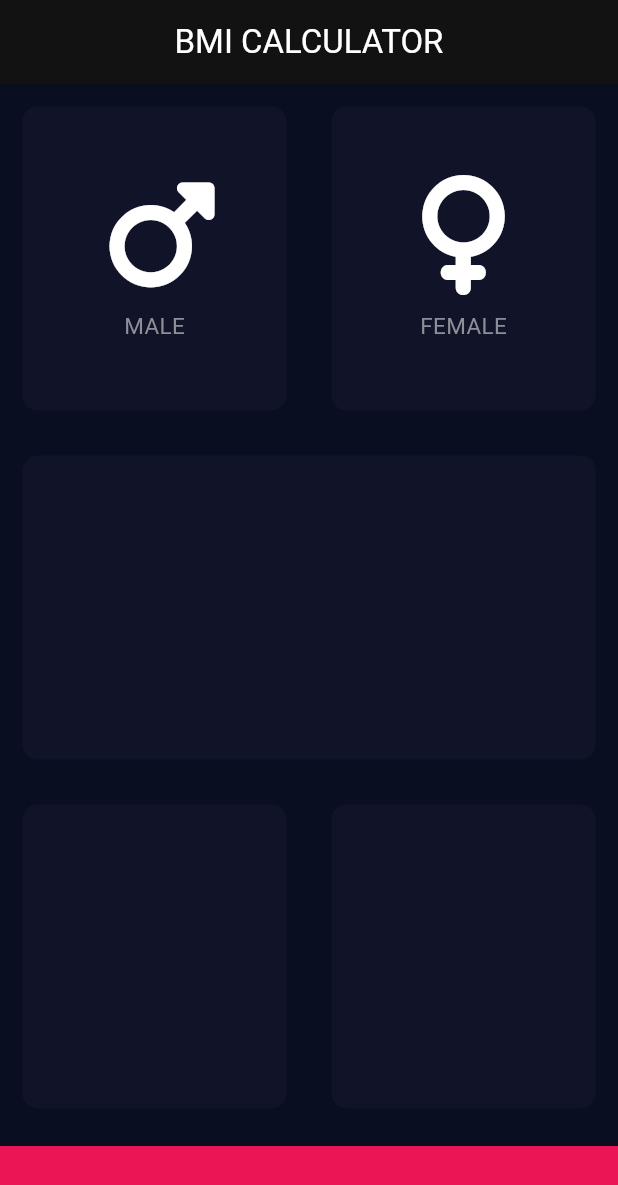
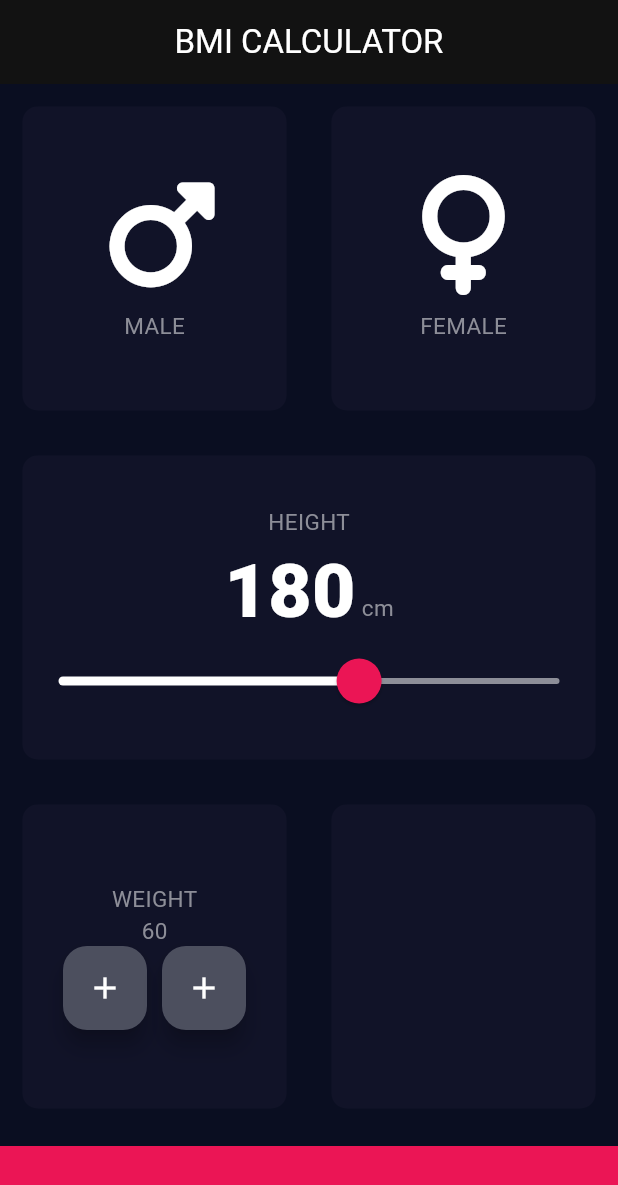
Before and after one commit to Yutarop/bmi_calc_app, a Flutter app: the screen it shows after launch, on a phone screen of 412 x 824 dp. Shown: the top 1185 px of the screen. Run offline on Flutter 3.47's test engine with Material 3 defaults, Android fonts, the phone set to English and light mode, and no system bars; our stand-ins replace font_awesome_flutter.

Commit message:
add new buttons at the bottom that have user's weight

```diff
--- a/lib/constants.dart
+++ b/lib/constants.dart
@@ -1,11 +1,16 @@
 import 'package:flutter/material.dart';
 
-const labelTextStyle = TextStyle(
+const kLabelTextStyle = TextStyle(
     fontSize: 15,
     color: Color(0xFF8D8E98)
 );
 
-const bottomContainerHeight = 60.0;
-const activeCardColor = Color(0xFF1D1E33);
-const inactiveCardColor = Color(0xFF111328);
-const bottomContainerColor = Color(0xFFEB1555);
+const kLabelTextStyleMiddle = TextStyle(
+  fontSize: 50.0,
+  fontWeight: FontWeight.w900,
+);
+
+const kBottomContainerHeight = 60.0;
+const kActiveCardColor = Color(0xFF1D1E33);
+const kInactiveCardColor = Color(0xFF111328);
+const kBottomContainerColor = Color(0xFFEB1555);
--- a/lib/icon_content.dart
+++ b/lib/icon_content.dart
@@ -1,9 +1,5 @@
 import 'package:flutter/material.dart';
-
-const labelTextStyle = TextStyle(
-    fontSize: 15,
-    color: Color(0xFF8D8E98)
-);
+import 'constants.dart';
 
 class IconContent extends StatelessWidget {
 
@@ -30,7 +26,7 @@ class IconContent extends StatelessWidget {
         ),
         Text(
           iconText,
-          style: labelTextStyle,
+          style: kLabelTextStyle,
         )
       ],
     );
--- a/lib/input_page.dart
+++ b/lib/input_page.dart
@@ -2,11 +2,7 @@ import 'package:flutter/material.dart';
 import 'package:font_awesome_flutter/font_awesome_flutter.dart';
 import 'icon_content.dart';
 import 'reusable_card.dart';
-
-const bottomContainerHeight = 60.0;
-const activeCardColor = Color(0xFF1D1E33);
-const inactiveCardColor = Color(0xFF111328);
-const bottomContainerColor = Color(0xFFEB1555);
+import 'constants.dart';
 
 enum GenderType {male, female,}
 
@@ -19,6 +15,8 @@ class InputPage extends StatefulWidget {
 class _InputPageState extends State<InputPage> {
 
   GenderType? selectedGender;
+  int height = 180;
+  int weight = 60;
 
   @override
   Widget build(BuildContext context) {
@@ -33,7 +31,7 @@ class _InputPageState extends State<InputPage> {
               children: [
                 Expanded(
                   child: ReusableCard(
-                      colour: selectedGender == GenderType.male ? activeCardColor : inactiveCardColor,
+                      colour: selectedGender == GenderType.male ? kActiveCardColor : kInactiveCardColor,
                     cardChild: IconContent(iconText: 'MALE', iconShape: FontAwesomeIcons.mars, shouldApplyPadding: true,),
                     onPress: (){
                         setState(() {
@@ -44,7 +42,7 @@ class _InputPageState extends State<InputPage> {
                 ),
                 Expanded(
                   child: ReusableCard(
-                    colour: selectedGender == GenderType.female ? activeCardColor : inactiveCardColor,
+                    colour: selectedGender == GenderType.female ? kActiveCardColor : kInactiveCardColor,
                     cardChild: IconContent(iconText: 'FEMALE', iconShape: FontAwesomeIcons.venus, shouldApplyPadding: false,),
                     onPress: (){
                       setState(() {
@@ -57,28 +55,135 @@ class _InputPageState extends State<InputPage> {
             ),
           ),
           Expanded(
-            child: ReusableCard(colour: inactiveCardColor,),
+            child: ReusableCard(
+              colour: kInactiveCardColor,
+              cardChild: Column(
+                mainAxisAlignment: MainAxisAlignment.center,
+                children: [
+                  Container(
+                    padding: EdgeInsets.only(top: 5),
+                    child: Text(
+                      'HEIGHT',
+                    style: kLabelTextStyle,
+                    ),
+                  ),
+                  Row(
+                    mainAxisAlignment: MainAxisAlignment.center,
+                    crossAxisAlignment: CrossAxisAlignment.baseline,
+                    textBaseline: TextBaseline.alphabetic,
+                    children: [
+                      Text(
+                        height.toString(),
+                        style: kLabelTextStyleMiddle,
+                      ),
+                      Text(
+                        ' cm',
+                        style: kLabelTextStyle,
+                      ),
+                    ],
+                  ),
+                  SliderTheme(
+                    data: SliderTheme.of(context).copyWith(
+                      thumbColor: Color(0xFFEB1555),
+                      activeTrackColor: Colors.white,
+                      inactiveTrackColor: Color(0xFF8D8E98),
+                      overlayColor: Color(0x29EB1555),
+                      thumbShape: RoundSliderThumbShape(enabledThumbRadius: 15.0),
+                      overlayShape: RoundSliderOverlayShape(overlayRadius: 24.0),
+                    ),
+                    child: Slider(
+                      value: height.toDouble(),
+                      onChanged: (double newValue){
+                        setState(() {
+                          height = newValue.round();
+                        });
+                      },
+                      min: 120.0,
+                      max: 220.0,
+                    ),
+                  ),
+                ],
+              ),
+            ),
           ),
           Expanded(
             child: Row(
               children: [
                 Expanded(
-                  child: ReusableCard(colour: inactiveCardColor,),
+                  child: ReusableCard(
+                    colour: kInactiveCardColor,
+                    cardChild: Column(
+                      mainAxisAlignment: MainAxisAlignment.center,
+                      children: [
+                        Text(
+                            'WEIGHT',
+                          style: kLabelTextStyle,
+                        ),
+                        Text(
+                          weight.toString(),
+                          style: kLabelTextStyle,
+                        ),
+                        Row(
+                          mainAxisAlignment: MainAxisAlignment.center,
+                          children: [
+                            FloatingActionButton(
+                              backgroundColor: Color(0xFF4C4F5E),
+                              onPressed: () {
+                                setState(() {
+                                  weight++;
+                                });
+                              },
+                              child: Icon(
+                                Icons.add,
+                                color: Colors.white,
+                              ),
+                            ),
+                            SizedBox(
+                              width: 10,
+                            ),
+                            FloatingActionButton(
+                              backgroundColor: Color(0xFF4C4F5E),
+                              onPressed: () {
+                                setState(() {
+                                  weight--;
+                                });
+                              },
+                              child: Icon(
+                                Icons.add,
+                                color: Colors.white,
+                              ),
+                            ),
+                          ],
+                        )
+                      ],
+                    ),
+                  ),
                 ),
                 Expanded(
-                  child: ReusableCard(colour: inactiveCardColor,),
+                  child: ReusableCard(
+                    colour: kInactiveCardColor,
+                  ),
                 ),
               ],
             ),
           ),
           Container(
-            color: bottomContainerColor,
+            color: kBottomContainerColor,
             margin: EdgeInsets.only(top: 10),
             width: double.infinity,
-            height: bottomContainerHeight,
+            height: kBottomContainerHeight,
           ),
         ],
       )
     );
   }
 }
+
+class RoundIconButton extends StatelessWidget {
+  const RoundIconButton({super.key});
+
+  @override
+  Widget build(BuildContext context) {
+    return const Placeholder();
+  }
+}
```
